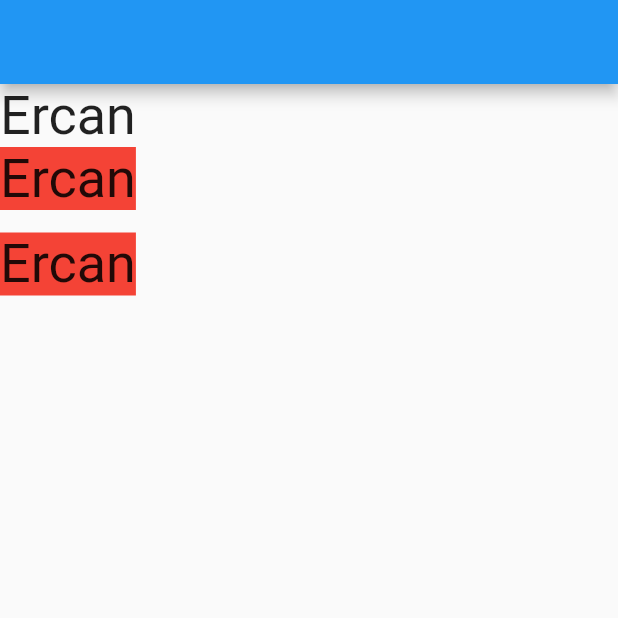
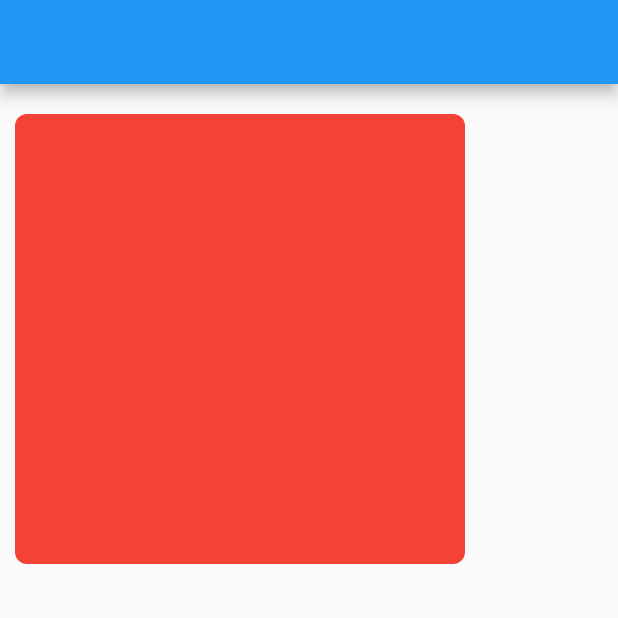
Before and after one commit to i-Senku/XuXu-UI, a Flutter app: the screen it shows after launch, on a phone screen of 412 x 824 dp, the top half of it. Run offline on Flutter 3.47's test engine with Material 2 defaults, Android fonts, the phone set to English and light mode, and no system bars.

Commit message:
xubox - xuHstack - unique widget changed

```diff
--- a/example/lib/main.dart
+++ b/example/lib/main.dart
@@ -20,18 +20,11 @@ class _MyAppState extends State<MyApp> {
     return Scaffold(
         appBar: AppBar(),
         body: XuVStack([
-        XuText("Ercan").fontSize(36).create().unique(),
-        XuText("Ercan").fontSize(36).create(),
-        XuText("Ercan").fontSize(36).create(),
-      ]).space(15).crossAxis(CrossAxisAlignment.center).bgColor(Colors.red).create()
-      );
+          XuBox()
+              .decoration(XuBoxDecoration().radiusAll().color(Colors.red))
+              .marginOnly(left: 10, top: 20)
+              .size(height: 300, width: 300)
+              .create()
+        ]).crossAxis(CrossAxisAlignment.center).create());
   }
 }
-
-/*
-XuVStack([
-        XuText("Ercan").create().unique(),
-        XuText("Ercan").create(),
-        XuText("Ercan").create(),
-        XuText("Ercan").create(),
-      ]).space(15).crossAxis(CrossAxisAlignment.center).backgroundColor(Colors.red).create()*/
--- a/lib/src/extensions/unique.dart
+++ b/lib/src/extensions/unique.dart
@@ -2,5 +2,5 @@ import 'package:flutter/widgets.dart';
 import 'package:xuxu_ui/src/widgets/xubox/xubox.dart';
 
 extension Difference on Widget {
-  unique() => XuBox(child: this).create(key: UniqueKey());
+  Widget unique() => XuBox(child: this).create(key: UniqueKey());
 }
--- a/lib/src/mixins/colors.dart
+++ b/lib/src/mixins/colors.dart
@@ -3,7 +3,7 @@ import 'package:flutter/widgets.dart';
 mixin ColorsMix<T>{
 
   @protected
-  Color clr;
+  Color clr = null;
 
   T widget;
 
--- a/lib/src/widgets/xubox/xubox.dart
+++ b/lib/src/widgets/xubox/xubox.dart
@@ -21,6 +21,9 @@ class XuBox extends XuBuilder<Widget> with ColorsMix<XuBox>{
     setupColor(this);
   }
 
+  ///
+  ///Created a widget
+  ///
   @override
   Widget create({Key key}) {
     return Container(
@@ -34,15 +37,62 @@ class XuBox extends XuBuilder<Widget> with ColorsMix<XuBox>{
       margin: _margin,
       padding: _padding,
       constraints: _constraints,
-      decoration: this.color == null ?  _boxDecoration.create() : null,
+      decoration: _boxDecoration.create() ,
     );
   }
 
+  ///
+  ///The height and width values include the padding.
+  ///
   XuBox size({double width, double height}) => this.._width = width.._height = height;
+
+  ///
+  /// Defaults to [Clip.none]. Must be [Clip.none] if [decoration] is null.
+  ///
+  /// If a clip is to be applied, the [Decoration.getClipPath] method
+  /// for the provided decoration must return a clip path. (This is not
+  /// supported by all decorations; the default implementation of that
+  /// method throws an [UnsupportedError].)
+  ///
   XuBox clip(Clip clip) => this.._clip = clip;
+
+  /// Align the [child] within the XuBox.
+  ///
+  /// If non-null, the XuBox will expand to fill its parent and position its
+  /// child within itself according to the given value. If the incoming
+  /// constraints are unbounded, then the child will be shrink-wrapped instead.
+  ///
+  /// Ignored if [child] is null.
   XuBox alignment(AlignmentGeometry alignment) => this.._alignment = alignment;
-  XuBox decoration(XuBoxDecoration  decoration) => this.._boxDecoration = decoration;
+
+  ///
+  ///The decoration to paint behind the [child].
+  ///
+  XuBox decoration(XuBoxDecoration decoration) => this.._boxDecoration = decoration;
+
+  ///
+  ///Immutable layout constraints for [RenderBox] layout.
+  ///
   XuBox constraints(BoxConstraints ct)=> this.._constraints = ct;
 
+  ///
+  /// Empty space to surround the [decoration] and [child].
+  ///
+  XuBox marginAll({double all = 8.0}) => this.._margin = EdgeInsets.all(all);
+  ///
+  /// Empty space to surround the [decoration] and [child].Creates insets with only the given values non-zero.
+  ///
+  XuBox marginOnly({double left = 0.0,double right = 0.0,double top = 0.0,double bottom = 0.0}) => this.._margin = EdgeInsets.only(left: left,right:right,top: top,bottom: bottom);
 
+  ///
+  /// Empty space to inscribe inside the [decoration]. The [child], if any, is
+  /// placed inside this padding.
+  ///
+  XuBox paddingAll({double all = 8.0}) => this.._padding = EdgeInsets.all(all);
+
+  ///
+  /// Empty space to inscribe inside the [decoration]. The [child], if any, is
+  /// placed inside this padding.
+  ///
+  XuBox paddingOnly({double left = 0.0,double right = 0.0,double top = 0.0,double bottom = 0.0}) => this.._padding = EdgeInsets.only(left: left,right:right,top: top,bottom: bottom);
 }
--- a/lib/src/widgets/xubox/xubox_decoration.dart
+++ b/lib/src/widgets/xubox/xubox_decoration.dart
@@ -33,4 +33,8 @@ class XuBoxDecoration extends XuDecorationBuilder<BoxDecoration> {
           AlignmentGeometry begin = Alignment.centerLeft,
           AlignmentGeometry end = Alignment.centerRight}) =>
       this.._linearGradient = LinearGradient(begin: begin,end: end,colors: colors);
+
+
+
+
 }
```
Also changed, not shown: lib/src/widgets/xuhstack/XuHStack.dart (+24 -0 lines).
